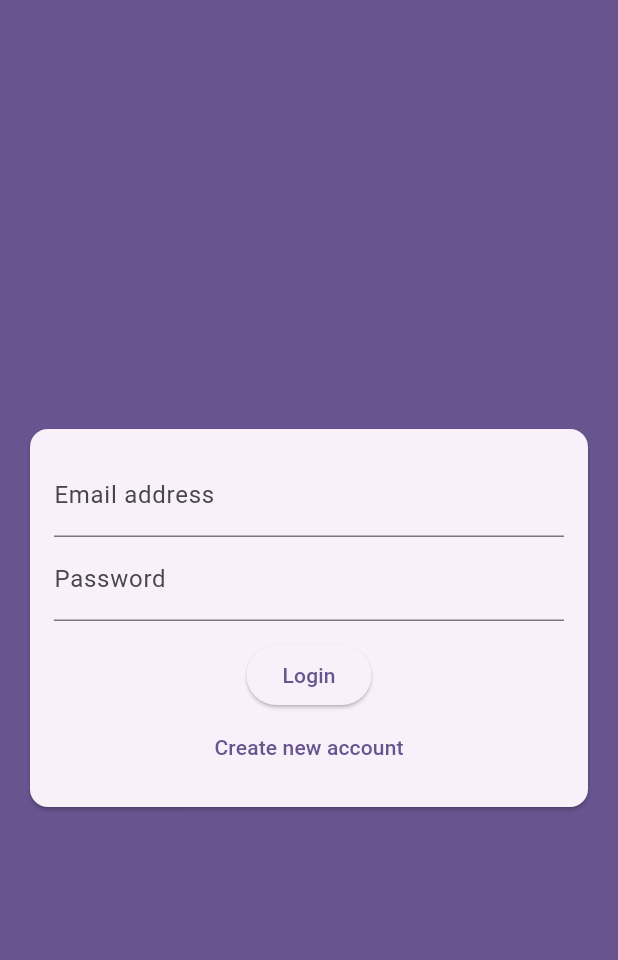
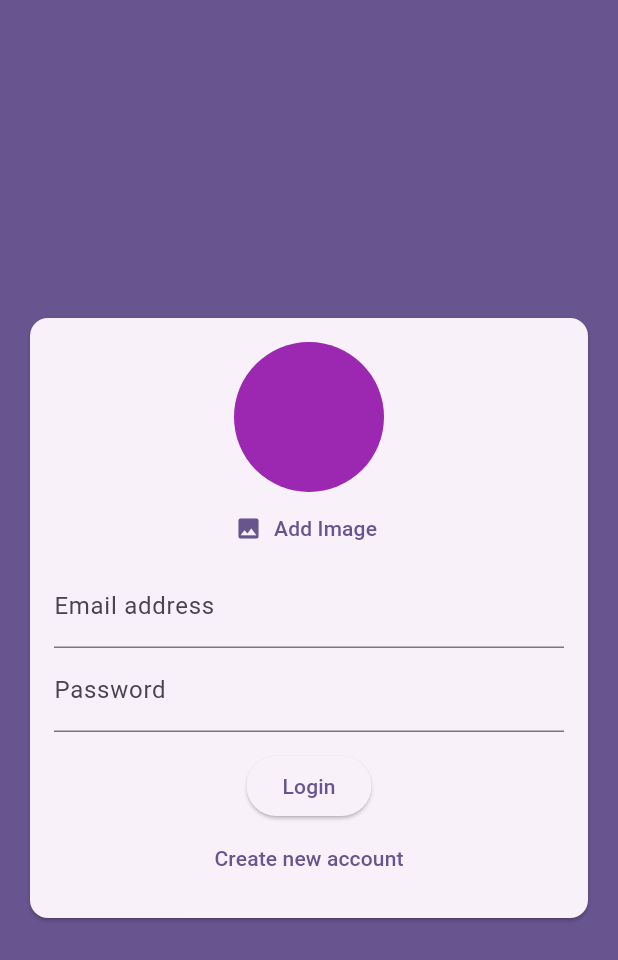
Before and after one commit to Armiron/flutter_chat_app, a Flutter app: the screen it shows after launch, on a phone screen of 412 x 824 dp. Shown: the top 960 px of the screen. Run offline on Flutter 3.47's test engine with Material 3 defaults, Android fonts, the phone set to English and light mode, and no system bars; our stand-ins replace cloud_firestore, firebase_auth, firebase_core, image_picker; accounts and stored records are empty.

Commit message:
Add user image picker and update permissions for camera, microphone, and photo library

```diff
--- a/lib/widgets/auth/auth_form.dart
+++ b/lib/widgets/auth/auth_form.dart
@@ -1,4 +1,6 @@
+import 'package:firebase_auth/firebase_auth.dart';
 import 'package:flutter/material.dart';
+import 'package:flutter_chat_app/widgets/pickers/user_image_picker.dart';
 
 class AuthForm extends StatefulWidget {
   const AuthForm(this.submitFn, this.isLoading, {super.key});
@@ -50,6 +52,7 @@ class _AuthFormState extends State<AuthForm> {
               child: Column(
                 mainAxisSize: MainAxisSize.min,
                 children: <Widget>[
+                  UserImagePicker(),
                   TextFormField(
                     validator: (value) {
                       if (value!.isEmpty || !value.contains('@')) {
--- /dev/null
+++ b/lib/widgets/pickers/user_image_picker.dart
@@ -0,0 +1,45 @@
+import 'dart:io';
+
+import 'package:flutter/material.dart';
+import 'package:image_picker/image_picker.dart';
+
+class UserImagePicker extends StatefulWidget {
+  const UserImagePicker({super.key});
+
+  @override
+  State<UserImagePicker> createState() => _UserImagePickerState();
+}
+
+class _UserImagePickerState extends State<UserImagePicker> {
+  File? _pickedImage;
+
+  void _pickImage() async {
+    final pickedImage = await ImagePicker()
+        .pickImage(source: ImageSource.camera, imageQuality: 50);
+    if (pickedImage != null) {
+      setState(() {
+        _pickedImage = File(pickedImage.path);
+      });
+      return;
+    }
+  }
+
+  @override
+  Widget build(BuildContext context) {
+    return Column(
+      children: <Widget>[
+        CircleAvatar(
+          radius: 50,
+          backgroundColor: Colors.purple,
+          backgroundImage:
+              _pickedImage == null ? null : FileImage(_pickedImage!),
+        ),
+        TextButton.icon(
+          onPressed: _pickImage,
+          icon: const Icon(Icons.image),
+          label: const Text('Add Image'),
+        ),
+      ],
+    );
+  }
+}
--- a/pubspec.yaml
+++ b/pubspec.yaml
@@ -37,6 +37,7 @@ dependencies:
   cloud_firestore: ^5.6.1
   firebase_core: ^3.10.0
   firebase_auth: ^5.4.0
+  image_picker: ^1.1.2
 
 dev_dependencies:
   flutter_test:
```
Also changed, not shown: pubspec.lock, 6 other files.
